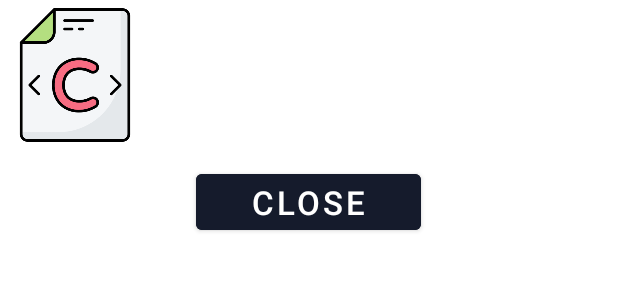
After one commit to ahmettoguz/Course_Offerings, an Android app: the layout course_dialog.xml on its own in the app's theme, with its tools: preview values and no code run, on a phone screen of 412 x 824 dp. The commit adds this screen. Shown: the top 300 px of the screen. Run offline under Robolectric (Android 15) with nearby library versions, the light colour scheme and no system bars.

Commit message:
Course long press dialog opened. Dialog xml will be implemented.

```diff
--- /dev/null
+++ b/app/src/main/res/layout/course_dialog.xml
@@ -0,0 +1,26 @@
+<?xml version="1.0" encoding="utf-8"?>
+<LinearLayout xmlns:android="http://schemas.android.com/apk/res/android"
+    xmlns:app="http://schemas.android.com/apk/res-auto"
+    xmlns:tools="http://schemas.android.com/tools"
+    android:layout_width="match_parent"
+    android:layout_height="wrap_content"
+    android:orientation="vertical">
+
+    <ImageView
+        android:id="@+id/course_Dialog_Img_Course"
+        android:layout_width="100dp"
+        android:layout_height="100dp"
+        android:src="@drawable/ctis151" />
+
+
+    <Button
+        android:id="@+id/course_Dialog_Btn_Close"
+        android:layout_width="150dp"
+        android:layout_height="wrap_content"
+        android:layout_gravity="center"
+        android:layout_marginTop="@dimen/component_Margin_Top"
+        android:backgroundTint="@color/material_dynamic_secondary10"
+        android:text="@string/Close"
+        android:textSize="@dimen/text_Size" />
+
+</LinearLayout>
--- a/app/src/main/res/values/strings.xml
+++ b/app/src/main/res/values/strings.xml
@@ -6,4 +6,5 @@
     <string name="Offerings">OFFERINGS</string>
     <string name="course_Title">Department Of Information System and Technology</string>
     <string name="course_Spinner_Label">Select course year</string>
+    <string name="Close">Close</string>
 </resources>
```
Also changed, not shown: app/src/main/java/com/ctis487/ahmetoguzergin/hw2/Course_RecyclerView_Adapter.java (+25 -3 lines).
